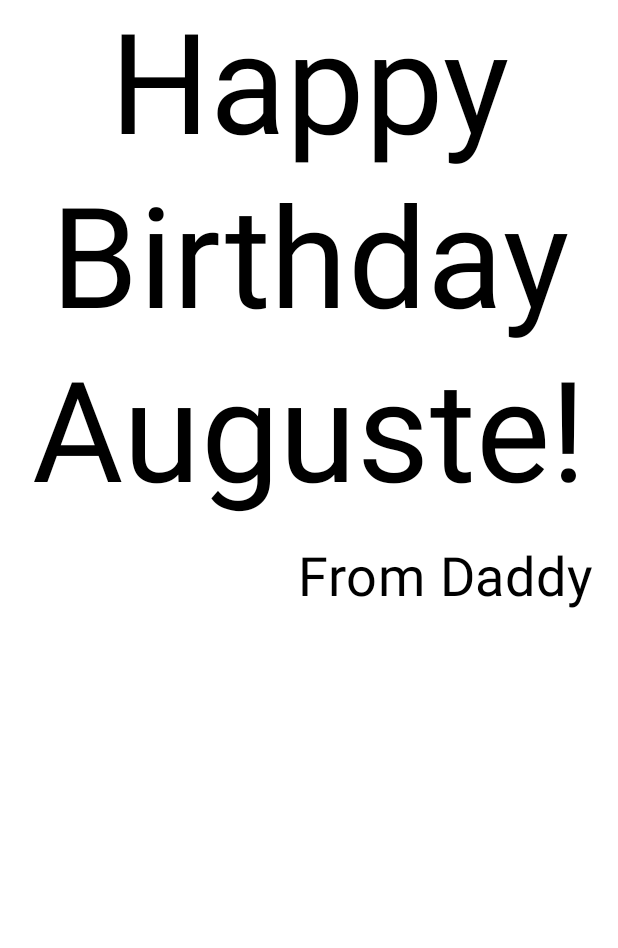
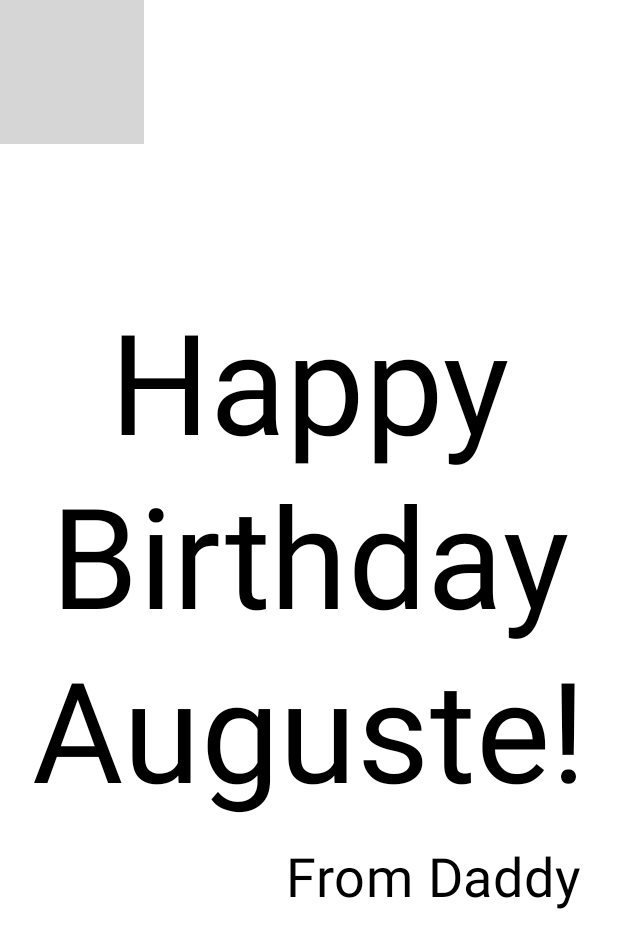
Before and after one commit to rellison27/HappyBirthday, an Android app built with Jetpack Compose: the @Preview function BirthdayCardPreview, on a phone screen of 412 x 824 dp. Shown: the top 948 px of the screen. Run offline under Robolectric (Android 15) with nearby library versions, the phone set to English and light mode, and no system bars; grey boxes are pictures that could not be loaded.

Commit message:
made the app prettier for my baby

```diff
--- a/app/src/main/java/com/example/happybirthday/MainActivity.kt
+++ b/app/src/main/java/com/example/happybirthday/MainActivity.kt
@@ -3,7 +3,9 @@ package com.example.happybirthday
 import android.os.Bundle
 import androidx.activity.ComponentActivity
 import androidx.activity.compose.setContent
+import androidx.compose.foundation.Image
 import androidx.compose.foundation.layout.Arrangement
+import androidx.compose.foundation.layout.Box
 import androidx.compose.foundation.layout.Column
 import androidx.compose.foundation.layout.fillMaxSize
 import androidx.compose.foundation.layout.padding
@@ -13,6 +15,8 @@ import androidx.compose.material3.Text
 import androidx.compose.runtime.Composable
 import androidx.compose.ui.Alignment
 import androidx.compose.ui.Modifier
+import androidx.compose.ui.layout.ContentScale
+import androidx.compose.ui.res.painterResource
 import androidx.compose.ui.text.style.TextAlign
 import androidx.compose.ui.tooling.preview.Preview
 import androidx.compose.ui.unit.dp
@@ -31,7 +35,7 @@ class MainActivity : ComponentActivity()
                     modifier = Modifier.fillMaxSize(),
                     color = MaterialTheme.colorScheme.background
                 ) {
-                    GreetingText(message = "Happy Birthday Auguste!", from = "From Daddy")
+                    GreetingImage(message = "Happy Birthday Auguste!", from = "From Daddy")
                 }
             }
         }
@@ -60,11 +64,32 @@ fun GreetingText(message: String, from: String, modifier: Modifier = Modifier) {
     }
 }
 
-@Preview(showBackground = true)
 @Composable
-fun BirthdayCardPreview()
-{
-    HappyBirthdayTheme {
-        GreetingText("Happy Birthday Auguste!", "From Daddy")
+fun GreetingImage(message: String, from: String, modifier: Modifier = Modifier) {
+    val image = painterResource(id = R.drawable.androidparty)
+
+    Box {
+        Image(
+            painter = image,
+            contentDescription = null,
+            contentScale = ContentScale.Crop,
+            alpha = 0.5F
+        )
+        GreetingText(
+            message = message,
+            from = from,
+            modifier = Modifier
+                .fillMaxSize()
+                .padding(8.dp)
+        )
     }
 }
+
+
+@Preview(showBackground = false)
+@Composable
+fun BirthdayCardPreview() {
+    HappyBirthdayTheme {
+        GreetingImage(message = "Happy Birthday Auguste!", from = "From Daddy")
+    }
+}
```
Also changed, not shown: 1 other file.
